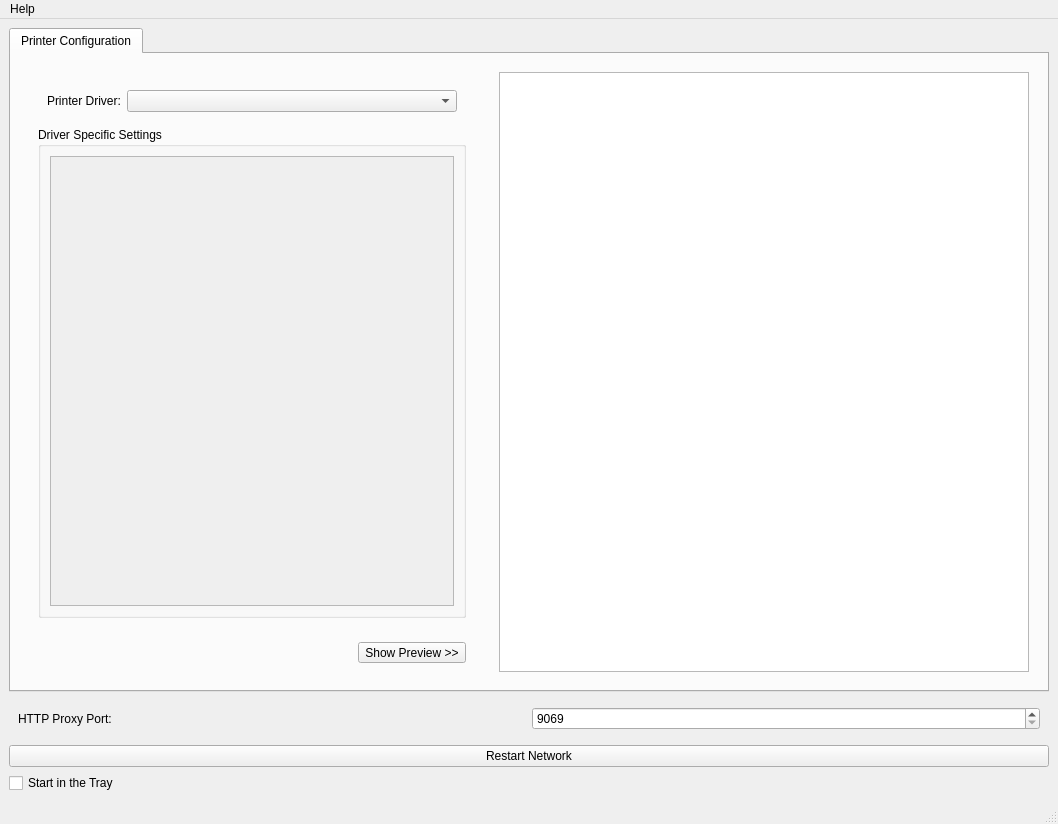
Old version of the form mainwindow.ui in the repository dieg0-a/posagentpro-src.
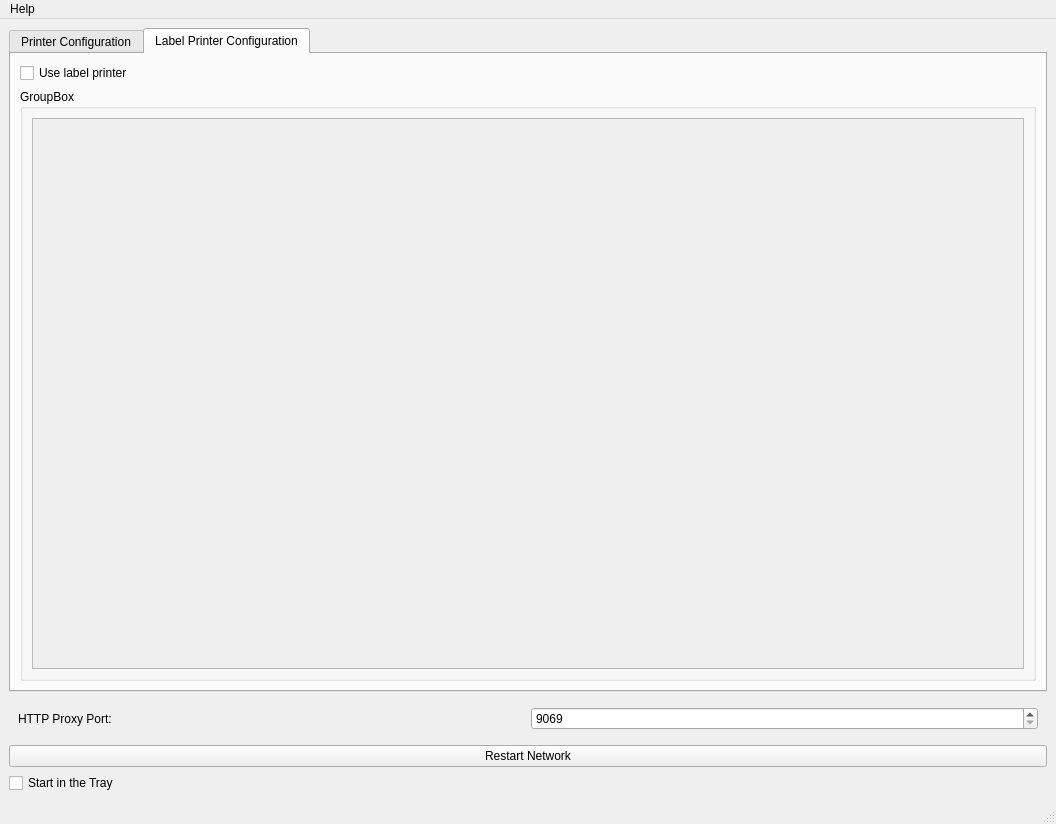
New version of the form. The open tabs and pages were chosen to show the change. Icons and pictures are not drawn.

Commit message: Added EPL Printer branch

```diff
--- a/mainwindow.ui
+++ b/mainwindow.ui
@@ -6,7 +6,7 @@
    <rect>
     <x>0</x>
     <y>0</y>
-    <width>1058</width>
+    <width>1056</width>
     <height>824</height>
    </rect>
   </property>
@@ -267,6 +267,51 @@
         </item>
        </layout>
       </widget>
+      <widget class="QWidget" name="tab_labelprinter">
+       <attribute name="title">
+        <string>Label Printer Configuration</string>
+       </attribute>
+       <layout class="QVBoxLayout" name="verticalLayout_4">
+        <item>
+         <widget class="QCheckBox" name="use_label_printer">
+          <property name="text">
+           <string>Use label printer</string>
+          </property>
+         </widget>
+        </item>
+        <item>
+         <widget class="QGroupBox" name="group_use_label_printer">
+          <property name="title">
+           <string>GroupBox</string>
+          </property>
+          <layout class="QVBoxLayout" name="verticalLayout_6">
+           <item>
+            <widget class="QScrollArea" name="scroll_area_use_label_printer">
+             <property name="widgetResizable">
+              <bool>true</bool>
+             </property>
+             <widget class="QWidget" name="scrollAreaWidgetContents">
+              <property name="geometry">
+               <rect>
+                <x>0</x>
+                <y>0</y>
+                <width>990</width>
+                <height>518</height>
+               </rect>
+              </property>
+              <layout class="QVBoxLayout" name="verticalLayout_7">
+               <item>
+                <widget class="QWidget" name="label_printer_settings" native="true"/>
+               </item>
+              </layout>
+             </widget>
+            </widget>
+           </item>
+          </layout>
+         </widget>
+        </item>
+       </layout>
+      </widget>
      </widget>
     </item>
     <item>
@@ -326,8 +371,8 @@
     <rect>
      <x>0</x>
      <y>0</y>
-     <width>1058</width>
-     <height>22</height>
+     <width>1056</width>
+     <height>23</height>
     </rect>
    </property>
    <widget class="QMenu" name="menuHelp">
```
Left out of the diff: 4 changed lines with no effect on the pictures. The commit also changes 9 other files.
